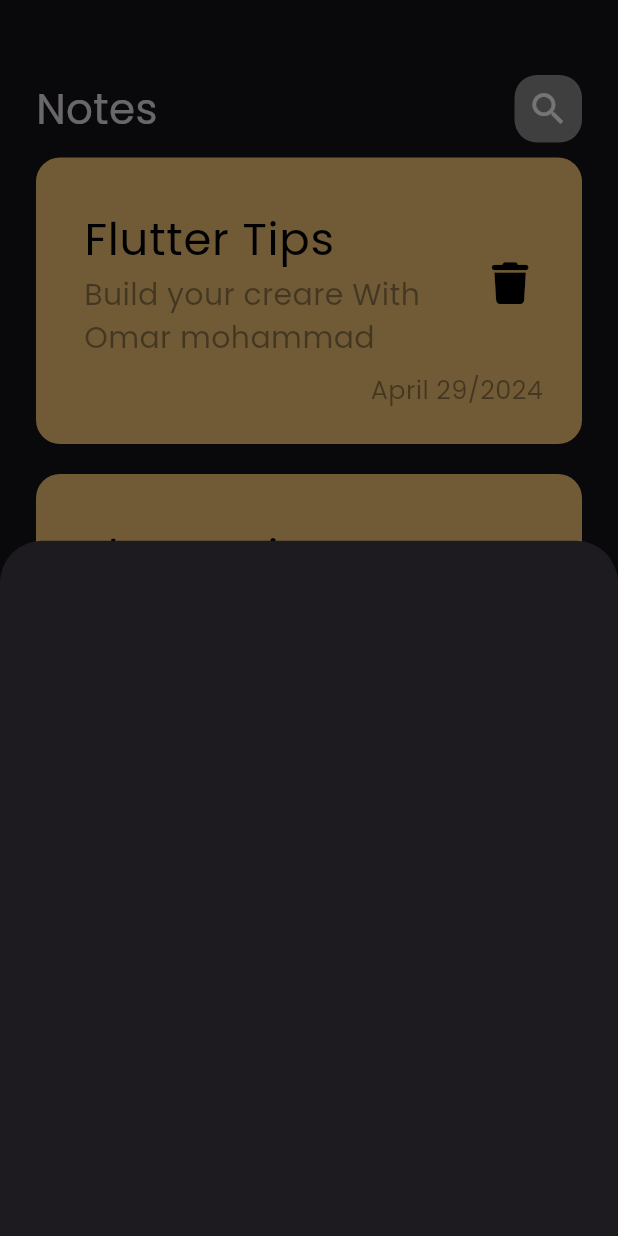
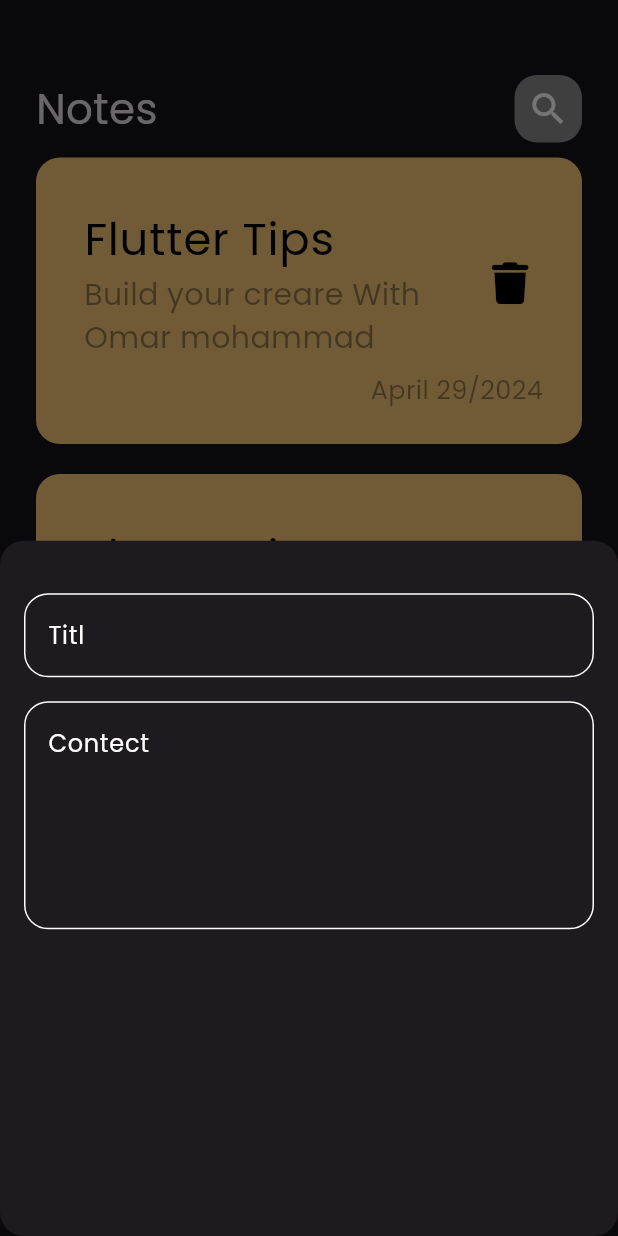
Before and after one commit to omr95m/note_app, a Flutter app: the screen it shows after launch, after a tap on the "add" icon, on a phone screen of 412 x 824 dp. Run offline on Flutter 3.47's test engine with Material 3 defaults, Android fonts, the phone set to English and light mode, and no system bars; our stand-ins replace font_awesome_flutter.

Commit message:
text fill and botom shhell

```diff
--- /dev/null
+++ b/lib/constant.dart
@@ -0,0 +1,3 @@
+import 'dart:ui';
+
+const kprimarycolor = Color(0xff62FCD7);
--- a/lib/views/notes.dart
+++ b/lib/views/notes.dart
@@ -1,4 +1,5 @@
 import 'package:flutter/material.dart';
+import 'package:tharwat_npte_app/constant.dart';
 import 'package:tharwat_npte_app/views/widget/addNoteButton.dart';
 import 'package:tharwat_npte_app/views/widget/note_App_body.dart';
 
@@ -9,9 +10,11 @@
   Widget build(BuildContext context) {
     return Scaffold(
       floatingActionButton: FloatingActionButton(
-        backgroundColor: Colors.blue,
+        backgroundColor: kprimarycolor,
         onPressed: () {
           showModalBottomSheet(
+              shape: RoundedRectangleBorder(
+                  borderRadius: BorderRadius.circular(16)),
               context: context,
               builder: (context) {
                 return const AddNoteButtonSheet();
--- a/lib/views/widget/addNoteButton.dart
+++ b/lib/views/widget/addNoteButton.dart
@@ -1,10 +1,30 @@
 import 'package:flutter/material.dart';
+import 'package:tharwat_npte_app/constant.dart';
+import 'package:tharwat_npte_app/constant.dart';
+import 'package:tharwat_npte_app/views/widget/text_fild.dart';
 
 class AddNoteButtonSheet extends StatelessWidget {
   const AddNoteButtonSheet({super.key});
 
   @override
   Widget build(BuildContext context) {
-    return Container();
+    return Padding(
+      padding: const EdgeInsets.symmetric(horizontal: 16.0),
+      child: Column(
+        children: [
+          const SizedBox(
+            height: 35,
+          ),
+          TextFild(
+            text: 'Titl',
+            max: 1,
+          ),
+          const SizedBox(
+            height: 16,
+          ),
+          TextFild(text: 'Contect', max: 5)
+        ],
+      ),
+    );
   }
 }
--- /dev/null
+++ b/lib/views/widget/text_fild.dart
@@ -0,0 +1,30 @@
+import 'package:flutter/material.dart';
+import 'package:tharwat_npte_app/constant.dart';
+
+class TextFild extends StatelessWidget {
+  final text;
+  int max;
+
+  TextFild({super.key, required this.text, required this.max});
+
+  @override
+  Widget build(BuildContext context) {
+    return TextField(
+      maxLines: max,
+      decoration: InputDecoration(
+        hintText: text,
+
+        hintStyle: const TextStyle(
+          color: Colors.white,
+        ),
+        border: BuildBorder(),
+        enabledBorder: BuildBorder(),
+        // focusedBorder: BuildBorder(kprimarycolor)
+      ),
+    );
+  }
+
+  OutlineInputBorder BuildBorder([colorr]) => OutlineInputBorder(
+      borderRadius: BorderRadius.circular(16),
+      borderSide: BorderSide(color: colorr ?? Colors.white));
+}
```
